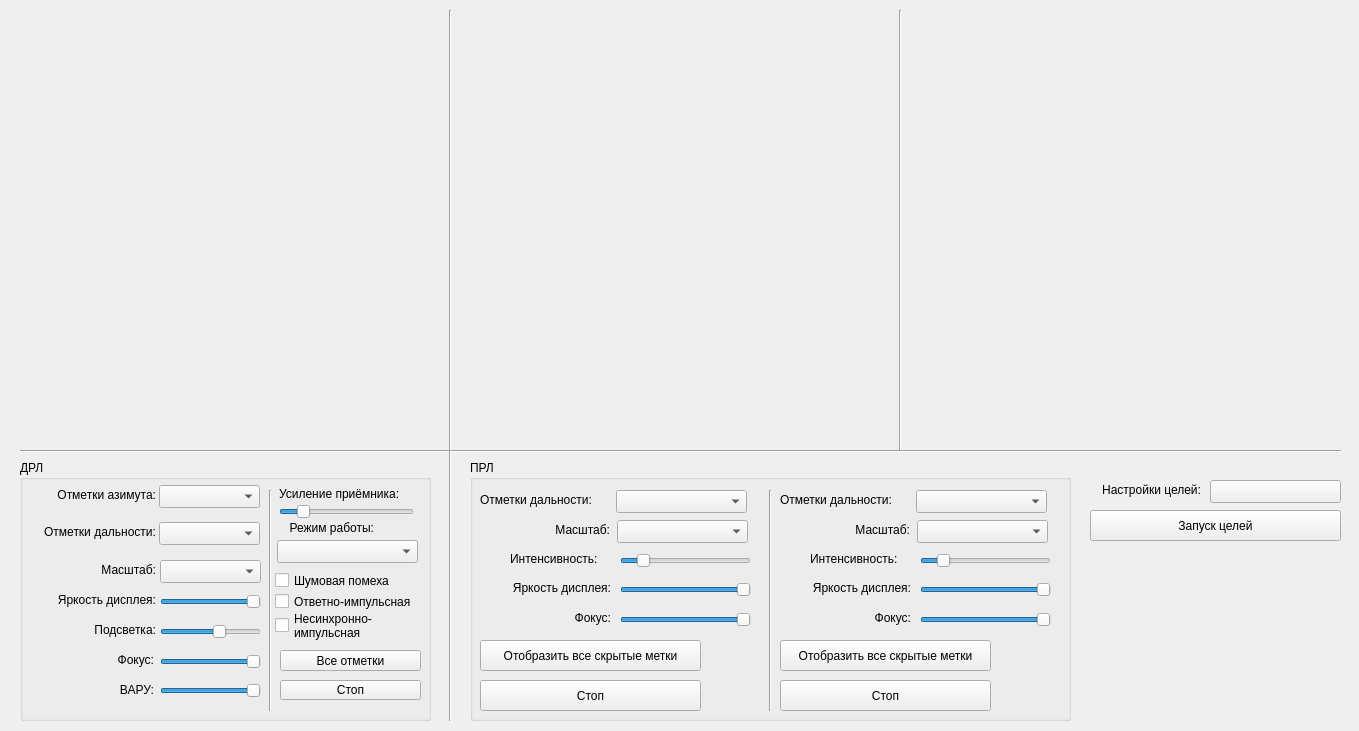
Above: rspindicators.ui from oln0ry/IKO before the change. Below: the same form after it.
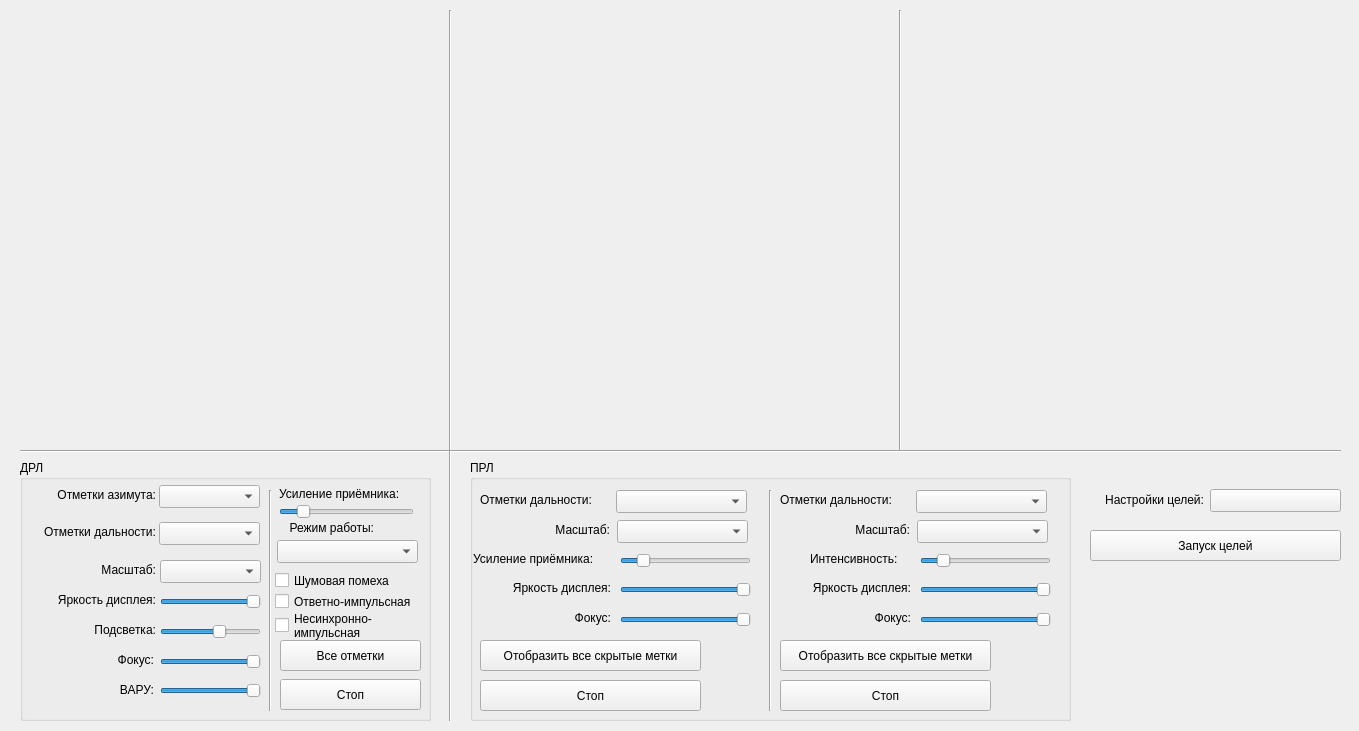
That is the form after the change. Custom widgets are drawn as their Qt base class.

```diff
--- a/rspindicators.ui
+++ b/rspindicators.ui
@@ -429,9 +429,9 @@
     <property name="geometry">
      <rect>
       <x>260</x>
-      <y>220</y>
+      <y>219</y>
       <width>141</width>
-      <height>20</height>
+      <height>31</height>
      </rect>
     </property>
     <property name="cursor">
@@ -445,9 +445,9 @@
     <property name="geometry">
      <rect>
       <x>260</x>
-      <y>190</y>
+      <y>180</y>
       <width>141</width>
-      <height>21</height>
+      <height>31</height>
      </rect>
     </property>
     <property name="cursor">
@@ -720,14 +720,14 @@
    <widget class="QLabel" name="LabelTrashIntensityEquiangular">
     <property name="geometry">
      <rect>
-      <x>40</x>
-      <y>91</y>
-      <width>101</width>
-      <height>16</height>
+      <x>3</x>
+      <y>89</y>
+      <width>141</width>
+      <height>20</height>
      </rect>
     </property>
     <property name="text">
-     <string>Интенсивность:</string>
+     <string>Усиление приёмника:</string>
     </property>
    </widget>
    <widget class="Line" name="line_6">
@@ -955,7 +955,7 @@
    <property name="geometry">
     <rect>
      <x>1210</x>
-     <y>480</y>
+     <y>489</y>
      <width>131</width>
      <height>23</height>
     </rect>
@@ -970,8 +970,8 @@
   <widget class="QLabel" name="LabelTargetsSettings">
    <property name="geometry">
     <rect>
-     <x>1080</x>
-     <y>480</y>
+     <x>1083</x>
+     <y>490</y>
      <width>121</width>
      <height>20</height>
     </rect>
@@ -987,7 +987,7 @@
    <property name="geometry">
     <rect>
      <x>1090</x>
-     <y>510</y>
+     <y>530</y>
      <width>251</width>
      <height>31</height>
     </rect>
@@ -1001,12 +1001,6 @@
   </widget>
  </widget>
  <customwidgets>
-  <customwidget>
-   <class>MainLocator</class>
-   <extends>QWidget</extends>
-   <header>mainlocator.h</header>
-   <container>1</container>
-  </customwidget>
   <customwidget>
    <class>EquiangularTriangleLocator</class>
    <extends>QWidget</extends>
@@ -1019,6 +1013,12 @@
    <header>righttrianglelocator.h</header>
    <container>1</container>
   </customwidget>
+  <customwidget>
+   <class>MainLocator</class>
+   <extends>QWidget</extends>
+   <header>mainlocator.h</header>
+   <container>1</container>
+  </customwidget>
  </customwidgets>
  <resources/>
  <connections/>
```
Left out of the diff: 2 changed lines with no effect on the pictures.
